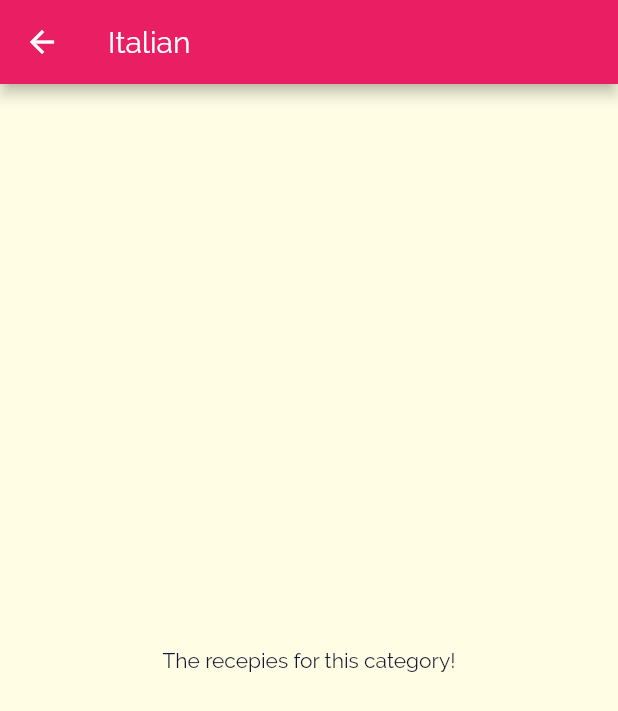
After one commit to douglasnavarro/meals-dummy-app, a Flutter app: the screen it shows after launch, after a tap on "Italian", on a phone screen of 412 x 824 dp. The commit adds this screen. Shown: the top 711 px of the screen. Run offline on Flutter 3.47's test engine with Material 2 defaults, Android fonts, the phone set to English and light mode, and no system bars.

Commit message:
enable navigation to meals screen

```diff
--- a/lib/categories_screen.dart
+++ b/lib/categories_screen.dart
@@ -13,7 +13,8 @@ class CategoriesScreen extends StatelessWidget {
       body: GridView(
         padding: const EdgeInsets.all(15),
         children: DUMMY_CATEGORIES
-            .map((catData) => CategoryItem(catData.title, catData.color))
+            .map((catData) =>
+                CategoryItem(catData.id, catData.title, catData.color))
             .toList(),
         gridDelegate: SliverGridDelegateWithMaxCrossAxisExtent(
             maxCrossAxisExtent: 200,
--- a/lib/category_item.dart
+++ b/lib/category_item.dart
@@ -1,14 +1,30 @@
 import 'package:flutter/material.dart';
+import 'package:meals/category_meals_screen.dart';
 
 class CategoryItem extends StatelessWidget {
   final String title;
+  final String id;
   final Color color;
 
-  CategoryItem(this.title, this.color);
+  CategoryItem(this.id, this.title, this.color);
+
+  void selectCategory(BuildContext ctx) {
+    Navigator.of(ctx).push(
+      MaterialPageRoute(
+        builder: (_) {
+          return CategoryMealsScreen(id, title);
+        },
+      ),
+    );
+  }
 
   @override
   Widget build(BuildContext context) {
-    return Container(
+    return InkWell(
+      onTap: () => selectCategory(context),
+      splashColor: Theme.of(context).primaryColor,
+      borderRadius: BorderRadius.circular(15),
+      child: Container(
         padding: const EdgeInsets.all(15),
         child: Text(
           title,
@@ -25,6 +41,7 @@ class CategoryItem extends StatelessWidget {
           ),
           borderRadius: BorderRadius.circular(15),
         ),
+      ),
     );
   }
 }
--- /dev/null
+++ b/lib/category_meals_screen.dart
@@ -0,0 +1,20 @@
+import 'package:flutter/material.dart';
+
+class CategoryMealsScreen extends StatelessWidget {
+  final String categoryId;
+  final String categoryTitle;
+
+  CategoryMealsScreen(this.categoryId, this.categoryTitle);
+
+  @override
+  Widget build(BuildContext context) {
+    return Scaffold(
+      body: Center(
+        child: Text('The recepies for this category!'),
+      ),
+      appBar: AppBar(
+        title: Text(categoryTitle),
+      ),
+    );
+  }
+}
```
Lines whose indentation alone changed are shown as unchanged.
